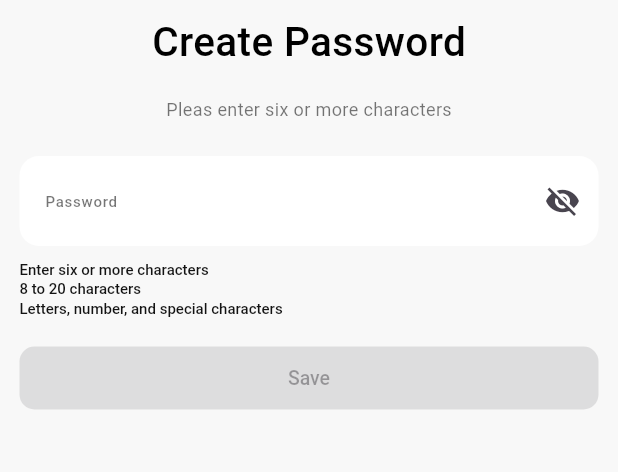
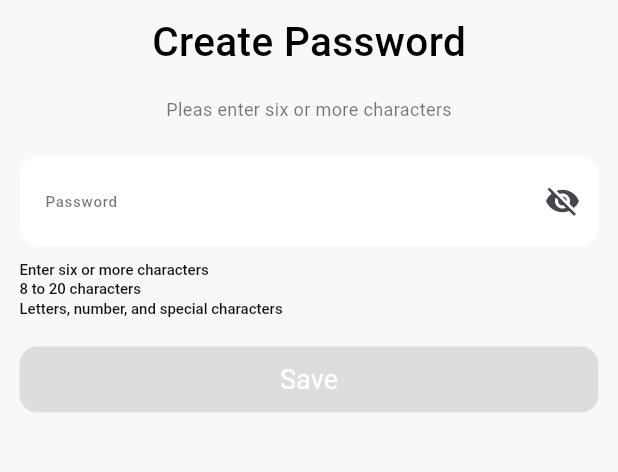
Before and after one commit to WJoinGitHub/Boxd_flutter, a Flutter app: the SetPasswordPage screen opened directly with empty values, on a phone screen of 412 x 824 dp, the part 210-682 px from its top. Run offline on Flutter 3.47's test engine with Material 3 defaults, Android fonts, the phone set to English and light mode, and no system bars; our stand-ins replace device_info_plus, flutter_blue_plus, google_sign_in, location, permission_handler, shared_preferences and 2 more; missing offline and left inert: device_calendar, flutter_facebook_auth; accounts and stored records are empty; network calls fail; Roboto replaces fonts that are missing (SF Pro).

Commit message:
设置登录按钮

```diff
--- a/lib/pages/login/set_password_page.dart
+++ b/lib/pages/login/set_password_page.dart
@@ -213,7 +213,7 @@ class _SetPasswordPageState extends State<SetPasswordPage> {
               const SizedBox(height: 20),
               SizedBox(
                 width: double.infinity,
-                height: 42,
+                height: 44,
                 child: ElevatedButton(
                   onPressed: validate(_pwdCtrl.text) && !_loading
                       ? _savePassword
@@ -221,10 +221,10 @@ class _SetPasswordPageState extends State<SetPasswordPage> {
                   style: ElevatedButton.styleFrom(
                     backgroundColor: validate(_pwdCtrl.text)
                         ? AppColors.orange
-                        : AppColors.gray2, // 灰色禁用状态
+                        : AppColors.gray2,
                     foregroundColor: Colors.white,
                     shape: RoundedRectangleBorder(
-                      borderRadius: BorderRadius.circular(10),
+                      borderRadius: BorderRadius.circular(12),
                     ),
                     elevation: 0,
                   ),
@@ -240,11 +240,9 @@ class _SetPasswordPageState extends State<SetPasswordPage> {
                       : const Text(
                           'Save',
                           style: TextStyle(
-                            fontFamily: 'SF Pro',
-                            fontWeight: FontWeight.w500,
-                            fontSize: 13,
-                            height: 1.0,
-                            letterSpacing: 0,
+                            fontSize: 18,
+                            fontWeight: FontWeight.w400,
+                            color: Colors.white,
                           ),
                         ),
                 ),
```
Also changed, not shown: lib/pages/login/email_login_page.dart (+2 -6 lines), lib/pages/login/register_email_page.dart (+3 -4 lines), lib/pages/login/set_username_page.dart (+12 -5 lines), lib/pages/login/verification_page.dart (+13 -8 lines).
